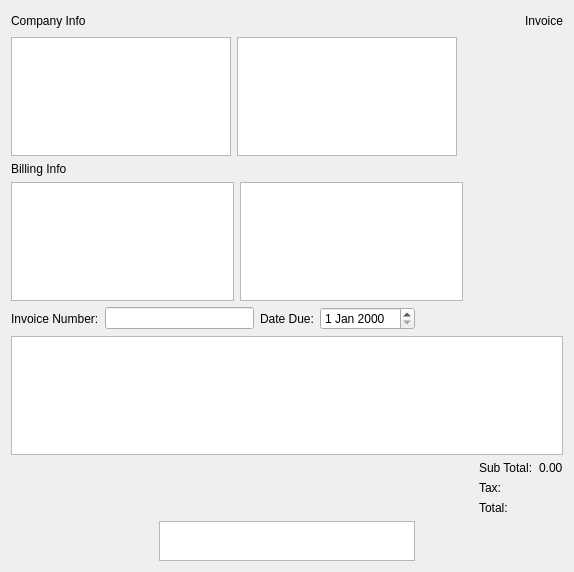
Qt form src/qt/forms/invoiceviewpage.ui (Cinnicoin/CinniCoin) before a commit.
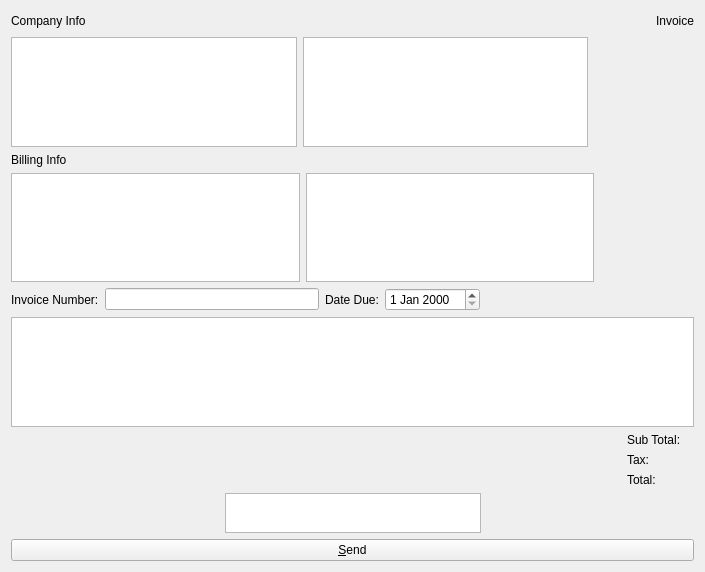
The same form after that commit. Icons and pictures are not drawn.

```diff
--- a/src/qt/forms/invoiceviewpage.ui
+++ b/src/qt/forms/invoiceviewpage.ui
@@ -6,7 +6,7 @@
    <rect>
     <x>0</x>
     <y>0</y>
-    <width>574</width>
+    <width>705</width>
     <height>572</height>
    </rect>
   </property>
@@ -203,7 +203,7 @@
        <item row="0" column="1">
         <widget class="QLabel" name="subtotal">
          <property name="text">
-          <string>0.00</string>
+          <string/>
          </property>
         </widget>
        </item>
@@ -265,6 +265,17 @@
      </item>
     </layout>
    </item>
+   <item>
+    <layout class="QHBoxLayout" name="horizontalLayout_7">
+     <item>
+      <widget class="QPushButton" name="sendButton">
+       <property name="text">
+        <string>&amp;Send</string>
+       </property>
+      </widget>
+     </item>
+    </layout>
+   </item>
   </layout>
   <zorder>invoiceItemTableView</zorder>
   <zorder>label_3</zorder>
```
Left out of the diff: 7 changed lines with no effect on the pictures.
